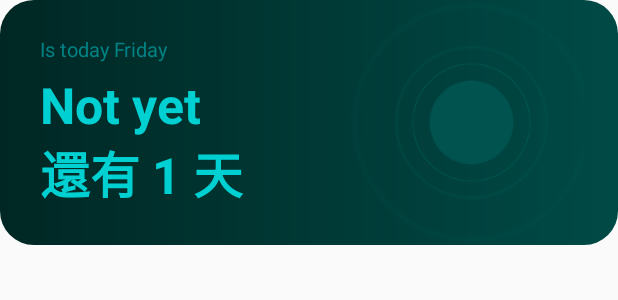
After one commit to shawnlinboy/TGIFCountDown, an Android app: the layout widget_tgif_count_down_dark.xml on its own in the app's theme, with its tools: preview values and no code run, on a phone screen of 412 x 824 dp. The commit adds this screen. Shown: the top 300 px of the screen. Run offline under Robolectric (Android 15) with nearby library versions, the phone set to English and light mode, and no system bars.

Commit message:
实现暗黑版的 widget

```diff
--- /dev/null
+++ b/app/src/main/res/drawable/widget_bg_dark.xml
@@ -0,0 +1,10 @@
+<?xml version="1.0" encoding="utf-8"?>
+<shape xmlns:android="http://schemas.android.com/apk/res/android"
+    android:shape="rectangle">
+
+    <corners android:radius="22.67dp" />
+    <gradient
+        android:angle="180"
+        android:endColor="#002724"
+        android:startColor="#004A46" />
+</shape>
--- /dev/null
+++ b/app/src/main/res/layout/widget_tgif_count_down_dark.xml
@@ -0,0 +1,62 @@
+<?xml version="1.0" encoding="utf-8"?>
+<RelativeLayout xmlns:android="http://schemas.android.com/apk/res/android"
+    xmlns:app="http://schemas.android.com/apk/res-auto"
+    xmlns:tools="http://schemas.android.com/tools"
+    android:id="@android:id/background"
+    android:layout_width="match_parent"
+    android:layout_height="@dimen/widget_style_4_1_height"
+    android:background="@drawable/widget_bg_dark"
+    android:orientation="vertical">
+
+    <ImageView
+        android:layout_width="wrap_content"
+        android:layout_height="wrap_content"
+        android:layout_alignParentEnd="true"
+        android:layout_alignParentRight="true"
+        android:src="@drawable/ic_style_dark_circle" />
+
+    <LinearLayout
+        android:layout_width="wrap_content"
+        android:layout_height="wrap_content"
+        android:layout_alignParentStart="true"
+        android:layout_alignParentLeft="true"
+        android:layout_centerInParent="true"
+        android:layout_marginStart="@dimen/widget_style_4_1_dark_title_margin_start"
+        android:layout_marginLeft="@dimen/widget_style_4_1_dark_title_margin_start"
+        android:orientation="vertical">
+
+        <TextView
+            android:id="@android:id/title"
+            android:layout_width="wrap_content"
+            android:layout_height="wrap_content"
+
+            android:text="@string/is_today_friday"
+            android:textColor="#008385"
+            android:textSize="13.33sp" />
+
+        <TextView
+            android:id="@android:id/text1"
+            android:layout_width="wrap_content"
+            android:layout_height="wrap_content"
+            android:layout_marginTop="10dp"
+            android:includeFontPadding="false"
+            android:text="@string/is_today_friday"
+            android:textColor="#00D0D1"
+            android:textSize="33.33sp"
+            android:textStyle="bold"
+            tools:text="@string/not_friday" />
+
+        <TextView
+            android:id="@android:id/text2"
+            android:layout_width="wrap_content"
+            android:layout_height="wrap_content"
+            android:includeFontPadding="false"
+            android:text="@string/is_today_friday"
+            android:textColor="#00D0D1"
+            android:textSize="33.33sp"
+            android:textStyle="bold"
+            tools:text="還有 1 天" />
+
+    </LinearLayout>
+
+</RelativeLayout>
--- /dev/null
+++ b/app/src/main/res/values/dimens.xml
@@ -0,0 +1,10 @@
+<?xml version="1.0" encoding="utf-8"?>
+<resources>
+
+    <dimen name="widget_style_4_1_width">313.33dp</dimen>
+    <dimen name="widget_style_4_1_height">163.33dp</dimen>
+
+    <dimen name="widget_style_4_1_dark_title_margin_start">26.67dp</dimen>
+    <dimen name="widget_style_4_1_dark_title_margin_bottom">28dp</dimen>
+
+</resources>
--- a/app/src/main/res/values/strings.xml
+++ b/app/src/main/res/values/strings.xml
@@ -1,4 +1,6 @@
 <resources>
     <string name="app_name">TGIFCountDown</string>
-    <string name="tgif_format">%d</string>
+    <string name="tgif_left_day_format">%d days left</string>
+    <string name="is_today_friday">Is today Friday</string>
+    <string name="not_friday">Not yet</string>
 </resources>
--- a/app/src/main/res/xml/tgif_appwidget_info.xml
+++ b/app/src/main/res/xml/tgif_appwidget_info.xml
@@ -1,8 +1,9 @@
 <appwidget-provider xmlns:android="http://schemas.android.com/apk/res/android"
-    android:initialLayout="@layout/widget_tgif_count_down"
+    android:initialLayout="@layout/widget_tgif_count_down_dark"
     android:minWidth="284dp"
     android:minHeight="60dp"
     android:previewImage="@drawable/widget_preview"
-    android:resizeMode="horizontal|vertical"
     android:updatePeriodMillis="86400000"
+    android:resizeMode="vertical"
+    android:minResizeHeight="80dp"
     android:widgetCategory="home_screen" />
```
Also changed, not shown: app/src/main/java/me/linshen/tgif/TGIFAppWidgetProvider.kt (+8 -10 lines), app/src/main/res/layout/widget_tgif_count_down.xml (deleted, +0 -22 lines), app/src/main/res/drawable-xhdpi/ic_style_dark_circle.png (added), app/src/main/res/drawable-xxhdpi/ic_style_dark_circle.png (added), app/src/main/res/mipmap-hdpi/ic_launcher.png (deleted), app/src/main/res/mipmap-hdpi/ic_launcher_round.png (deleted), app/src/main/res/mipmap-mdpi/ic_launcher.png (deleted), app/src/main/res/mipmap-mdpi/ic_launcher_round.png (deleted), app/src/main/res/mipmap-xxxhdpi/ic_launcher.png (deleted), app/src/main/res/mipmap-xxxhdpi/ic_launcher_round.png (deleted), 3 other files.
